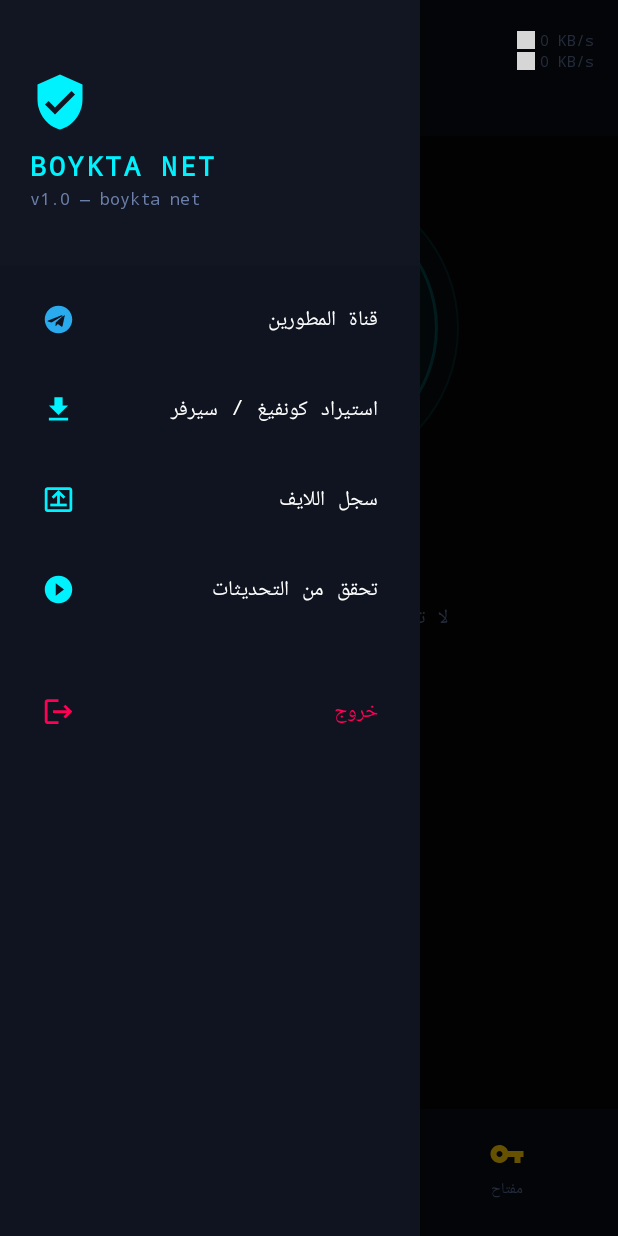
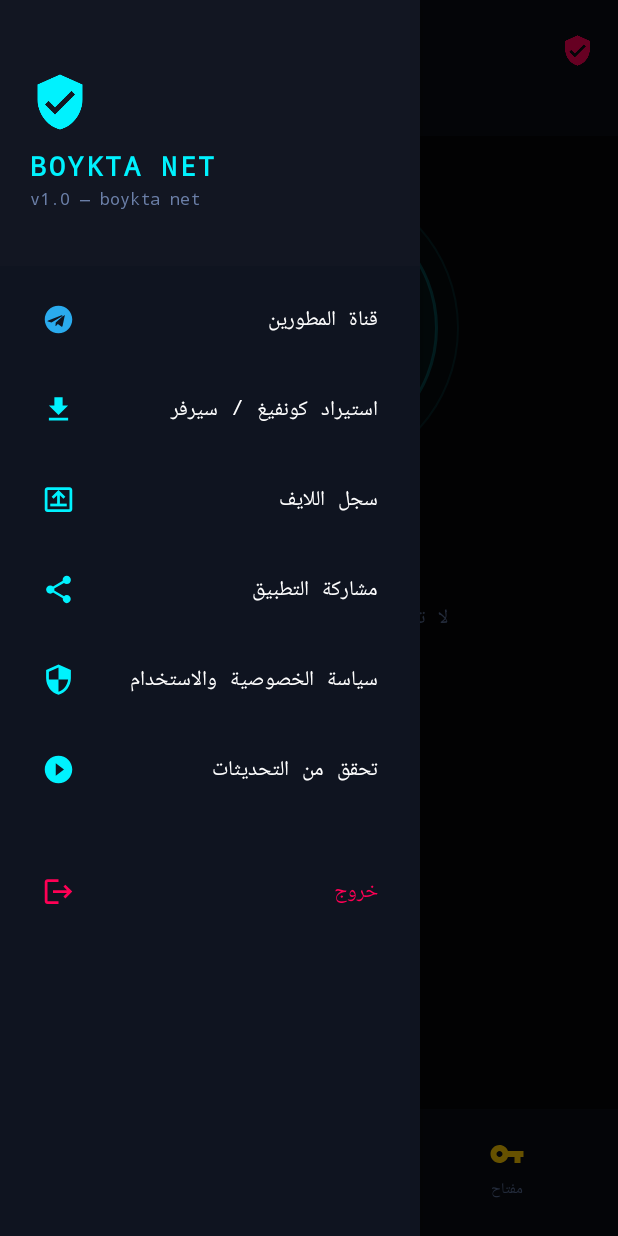
Before and after one commit to timebird2023/boykta-vpn-android, an Android app: the screen it shows after launch (MainActivity), with the side drawer open, on a phone screen of 412 x 824 dp. Run offline under Robolectric (Android 15) with nearby library versions, the phone set to English and light mode, and no system bars; our stand-ins replace Dagger/Hilt's generated code, Room's generated code; network calls fail; 1 statement that could not run was skipped; grey boxes are pictures that could not be loaded.

```diff
--- a/app/src/main/java/com/boykta/vpn/MainActivity.kt
+++ b/app/src/main/java/com/boykta/vpn/MainActivity.kt
@@ -61,8 +61,7 @@ class MainActivity : AppCompatActivity(), BoykVpnService.VpnStateListener {
     // ── Views ──────────────────────────────────────────────────────────────────
     private lateinit var tvStatus: TextView
     private lateinit var dotStatus: View
-    private lateinit var tvUpSpeed: TextView
-    private lateinit var tvDownSpeed: TextView
+    private lateinit var ivStatusShield: ImageView
 
     // Connect button (FrameLayout circle)
     private lateinit var btnConnectMain: View
@@ -92,10 +91,15 @@ class MainActivity : AppCompatActivity(), BoykVpnService.VpnStateListener {
     private lateinit var btnBarLogs: View
     private lateinit var btnBarKey: View
 
+    // Glow rings
+    private lateinit var ringOuter: View
+    private lateinit var ringMid: View
+
     // Log terminal
     private lateinit var cardLogTerminal: View
     private lateinit var rvLogs: RecyclerView
     private lateinit var btnCloseLog: TextView
+    private lateinit var btnClearLogs: View
     private lateinit var logAdapter: LogAdapter
 
     // VPN service binding
@@ -214,8 +218,7 @@ class MainActivity : AppCompatActivity(), BoykVpnService.VpnStateListener {
 
         tvStatus          = findViewById(R.id.tvStatus)
         dotStatus         = findViewById(R.id.dotStatus)
-        tvUpSpeed         = findViewById(R.id.tvUpSpeed)
-        tvDownSpeed       = findViewById(R.id.tvDownSpeed)
+        ivStatusShield    = findViewById(R.id.ivStatusShield)
 
         btnConnectMain    = findViewById(R.id.btnConnectMain)
         ivConnectIcon     = findViewById(R.id.ivConnectIcon)   // ImageView, no emoji
@@ -241,9 +244,13 @@ class MainActivity : AppCompatActivity(), BoykVpnService.VpnStateListener {
         btnBarLogs        = findViewById(R.id.btnBarLogs)
         btnBarKey         = findViewById(R.id.btnBarKey)
 
+        ringOuter         = findViewById(R.id.ringOuter)
+        ringMid           = findViewById(R.id.ringMid)
+
         cardLogTerminal   = findViewById(R.id.cardLogTerminal)
         rvLogs            = findViewById(R.id.rvLogs)
         btnCloseLog       = findViewById(R.id.btnCloseLog)
+        btnClearLogs      = findViewById(R.id.btnClearLogs)
     }
 
     // ── Click listeners ────────────────────────────────────────────────────────
@@ -363,6 +370,30 @@ class MainActivity : AppCompatActivity(), BoykVpnService.VpnStateListener {
         // Close log terminal
         btnCloseLog.setOnClickListener {
             cardLogTerminal.visibility = View.GONE
+        }
+
+        // Clear logs
+        btnClearLogs.setOnClickListener {
+            logAdapter.clearAll()
+            com.boykta.vpn.service.VpnLogManager.clearLogs()
+            rvLogs.scrollToPosition(0)
+        }
+
+        // Share App
+        findViewById<View>(R.id.drawerItemShare).setOnClickListener {
+            drawerLayout.closeDrawer(GravityCompat.START)
+            val intent = Intent(Intent.ACTION_SEND).apply {
+                type = "text/plain"
+                putExtra(Intent.EXTRA_SUBJECT, "Boykta VPN")
+                putExtra(Intent.EXTRA_TEXT, "جرب Boykta VPN — خصوصية حقيقية وسرعة عالية\nhttps://t.me/boykta")
+            }
+            startActivity(Intent.createChooser(intent, "مشاركة التطبيق"))
+        }
+
+        // Privacy Policy
+        findViewById<View>(R.id.drawerItemPrivacy).setOnClickListener {
+            drawerLayout.closeDrawer(GravityCompat.START)
+            PrivacyPolicyDialog().show(supportFragmentManager, "privacy")
         }
     }
 
@@ -724,33 +755,52 @@ class MainActivity : AppCompatActivity(), BoykVpnService.VpnStateListener {
      * @param state  true = connected | false = disconnected | CONNECTING (2) = in-progress
      */
     private fun updateConnectUi(state: Any) {
-        val connected = state == true || state == 1
+        val connected  = state == true || state == 1
         val connecting = state == CONNECTING
 
         when {
             connected -> {
+                // ── CONNECTED: cyan theme ──────────────────────────────────────
                 ivConnectIcon.setImageResource(R.drawable.ic_stop)
                 tvConnectLabel.text = "DISCONNECT"
                 btnConnectMain.background = getDrawable(R.drawable.bg_connect_button_disconnect)
+                tvConnectLabel.setTextColor(0xFF050508.toInt())    // dark text on cyan
                 dotStatus.setBackgroundColor(0xFF00F2FE.toInt())
                 tvStatus.text = "متصل — ${viewModel.selectedServer.value?.name ?: ""}"
                 tvStatus.setTextColor(0xFF00F2FE.toInt())
+                ivStatusShield.setColorFilter(0xFF00F2FE.toInt(),
+                    android.graphics.PorterDuff.Mode.SRC_IN)
+                // Glow rings: cyan halo
+                ringOuter.alpha = 1.0f
+                ringMid.alpha   = 1.0f
             }
             connecting -> {
+                // ── CONNECTING: amber theme ───────────────────────────────────
                 ivConnectIcon.setImageResource(R.drawable.ic_play)
                 tvConnectLabel.text = "CONNECTING"
                 btnConnectMain.background = getDrawable(R.drawable.bg_connect_button)
+                tvConnectLabel.setTextColor(0xFFFFFFFF.toInt())
                 dotStatus.setBackgroundColor(0xFFFFCC00.toInt())
                 tvStatus.text = "جارٍ الاتصال…"
                 tvStatus.setTextColor(0xFFFFCC00.toInt())
+                ivStatusShield.setColorFilter(0xFFFFCC00.toInt(),
+                    android.graphics.PorterDuff.Mode.SRC_IN)
+                ringOuter.alpha = 0.5f
+                ringMid.alpha   = 0.5f
             }
             else -> {
+                // ── DISCONNECTED: red theme ───────────────────────────────────
                 ivConnectIcon.setImageResource(R.drawable.ic_play)
                 tvConnectLabel.text = "CONNECT"
                 btnConnectMain.background = getDrawable(R.drawable.bg_connect_button)
+                tvConnectLabel.setTextColor(0xFFFFFFFF.toInt())
                 dotStatus.setBackgroundColor(0xFFFF0055.toInt())
                 tvStatus.text = "غير متصل"
                 tvStatus.setTextColor(0xFFFF0055.toInt())
+                ivStatusShield.setColorFilter(0xFFFF0055.toInt(),
+                    android.graphics.PorterDuff.Mode.SRC_IN)
+                ringOuter.alpha = 0.35f
+                ringMid.alpha   = 0.35f
             }
         }
     }
--- /dev/null
+++ b/app/src/main/java/com/boykta/vpn/SplashActivity.kt
@@ -0,0 +1,68 @@
+package com.boykta.vpn
+
+import android.content.Intent
+import android.os.Bundle
+import android.view.animation.AlphaAnimation
+import android.view.animation.AnimationSet
+import android.view.animation.ScaleAnimation
+import android.widget.ImageView
+import android.widget.TextView
+import androidx.appcompat.app.AppCompatActivity
+import kotlinx.coroutines.CoroutineScope
+import kotlinx.coroutines.Dispatchers
+import kotlinx.coroutines.delay
+import kotlinx.coroutines.launch
+
+/**
+ * Splash / boot screen.
+ *
+ * Shown for ~2 seconds on first launch. Uses a simple
+ * fade-in + scale animation on the logo and title, then
+ * transitions to MainActivity.
+ *
+ * No business logic here — just branding.
+ */
+class SplashActivity : AppCompatActivity() {
+
+    override fun onCreate(savedInstanceState: Bundle?) {
+        super.onCreate(savedInstanceState)
+        setContentView(R.layout.activity_splash)
+
+        // Animate shield icon
+        val ivLogo  = findViewById<ImageView>(R.id.splashLogo)
+        val tvTitle = findViewById<TextView>(R.id.splashTitle)
+        val tvSub   = findViewById<TextView>(R.id.splashSub)
+
+        val fadeIn = AlphaAnimation(0f, 1f).apply { duration = 800 }
+        val scaleUp = ScaleAnimation(
+            0.6f, 1f, 0.6f, 1f,
+            ScaleAnimation.RELATIVE_TO_SELF, 0.5f,
+            ScaleAnimation.RELATIVE_TO_SELF, 0.5f
+        ).apply { duration = 800 }
+
+        val logoAnim = AnimationSet(true).apply {
+            addAnimation(fadeIn)
+            addAnimation(scaleUp)
+        }
+
+        val textFade = AlphaAnimation(0f, 1f).apply {
+            duration  = 600
+            startOffset = 400
+            fillAfter = true
+        }
+
+        ivLogo.startAnimation(logoAnim)
+        tvTitle.startAnimation(textFade)
+        tvSub.startAnimation(textFade.also {
+            it.startOffset = 600
+        })
+
+        // Navigate to MainActivity after delay
+        CoroutineScope(Dispatchers.Main).launch {
+            delay(2_200)
+            startActivity(Intent(this@SplashActivity, MainActivity::class.java))
+            finish()
+            overridePendingTransition(android.R.anim.fade_in, android.R.anim.fade_out)
+        }
+    }
+}
--- a/app/src/main/java/com/boykta/vpn/service/VpnLogManager.kt
+++ b/app/src/main/java/com/boykta/vpn/service/VpnLogManager.kt
@@ -24,6 +24,7 @@ import java.util.concurrent.atomic.AtomicBoolean
  *   • Rate-limiting: identical [WARN]/[ERR] messages throttled to 1 per 3 seconds
  *   • Reconnect-quiet mode: suppresses SOCKS5 failure spam during auto-reconnect
  *   • Replay buffer: 120 entries for late subscribers (e.g. app relaunch)
+ *   • clearLogs(): wipe the replay buffer and emit a separator
  */
 object VpnLogManager {
 
@@ -33,16 +34,12 @@ object VpnLogManager {
     private val ts get() = SimpleDateFormat("HH:mm:ss", Locale.US).format(Date())
 
     // ── Reconnect-quiet mode ───────────────────────────────────────────────────
-    // When true, SOCKS5-connection-refused/timeout warnings are suppressed.
-    // Set true just before tearing down the tunnel; cleared when new session starts.
     val isReconnecting = AtomicBoolean(false)
 
     // ── Rate-limiting (dedup) ──────────────────────────────────────────────────
-    // Maps a normalized log key → last emit timestamp in ms.
-    // Prevents identical WARN/ERR bursts from flooding the terminal.
     private val throttleMap = ConcurrentHashMap<String, Long>()
-    private const val THROTTLE_MS = 3_000L   // 3 s per unique message
-    private const val THROTTLE_CLEANUP_INTERVAL = 20   // clean map every N emits
+    private const val THROTTLE_MS = 3_000L
+    private const val THROTTLE_CLEANUP_INTERVAL = 20
     private var emitCount = 0
 
     private fun shouldThrottle(key: String): Boolean {
@@ -50,8 +47,6 @@ object VpnLogManager {
         val last = throttleMap[key] ?: 0L
         if (now - last < THROTTLE_MS) return true
         throttleMap[key] = now
-
-        // Periodic cleanup to prevent unbounded map growth
         if (++emitCount % THROTTLE_CLEANUP_INTERVAL == 0) {
             val expired = throttleMap.entries.filter { now - it.value > 30_000L }.map { it.key }
             expired.forEach { throttleMap.remove(it) }
@@ -71,12 +66,8 @@ object VpnLogManager {
     fun sys(msg: String)     = emit("[SYS]  $msg")
 
     fun warn(msg: String) {
-        // Suppress SOCKS5 failure spam during reconnect window
         if (isReconnecting.get() && (msg.contains("SOCKS5") || msg.contains("10808") ||
-                msg.contains("SocketException") || msg.contains("SocketTimeout"))) {
-            return
-        }
-        // Rate-limit: same warning won't appear more than once per THROTTLE_MS
+                msg.contains("SocketException") || msg.contains("SocketTimeout"))) return
         val key = msg.take(80)
         if (shouldThrottle("W:$key")) return
         emit("[WARN] $msg")
@@ -87,4 +78,16 @@ object VpnLogManager {
         if (shouldThrottle("E:$key")) return
         emit("[ERR]  $msg")
     }
+
+    /**
+     * Clear the replay buffer and reset throttle state.
+     * Emits a visual separator so the user sees the wipe in the terminal.
+     */
+    fun clearLogs() {
+        throttleMap.clear()
+        emitCount = 0
+        // Reset the replay cache by resetting the shared flow internals isn't possible,
+        // but we can signal the UI to clear via a special sentinel line.
+        _logs.tryEmit("__CLEAR__")
+    }
 }
--- a/app/src/main/java/com/boykta/vpn/ui/LogAdapter.kt
+++ b/app/src/main/java/com/boykta/vpn/ui/LogAdapter.kt
@@ -18,32 +18,46 @@ import com.boykta.vpn.R
  *   [DEV]  — Steel Blue     #6B9AC4  (device/environment)
  *   [INFO] — White          #CCCCCC  (informational)
  *
- * Keeps at most MAX_LINES entries to avoid unbounded memory growth.
- * UI updates batched: notifyItemInserted only (no full rebinds).
+ * Sentinel: "__CLEAR__" causes the adapter to wipe all lines.
  */
 class LogAdapter : RecyclerView.Adapter<LogAdapter.VH>() {
 
     companion object {
-        private const val MAX_LINES = 250   // cap log lines for smooth 60fps
+        private const val MAX_LINES = 250
 
-        // ARGB colors (fully opaque)
-        private const val COLOR_OK   = 0xFF00F2FE.toInt()   // cyan
-        private const val COLOR_ERR  = 0xFFFF0055.toInt()   // neon red
-        private const val COLOR_WARN = 0xFFFFCC00.toInt()   // amber
-        private const val COLOR_SYS  = 0xFF8888AA.toInt()   // grey-blue
-        private const val COLOR_DEV  = 0xFF6B9AC4.toInt()   // steel-blue
-        private const val COLOR_INFO = 0xFFCCCCCC.toInt()   // white-ish
+        private const val COLOR_OK   = 0xFF00F2FE.toInt()
+        private const val COLOR_ERR  = 0xFFFF0055.toInt()
+        private const val COLOR_WARN = 0xFFFFCC00.toInt()
+        private const val COLOR_SYS  = 0xFF8888AA.toInt()
+        private const val COLOR_DEV  = 0xFF6B9AC4.toInt()
+        private const val COLOR_INFO = 0xFFCCCCCC.toInt()
+        private const val COLOR_SEP  = 0xFF444466.toInt()
+
+        const val CLEAR_SENTINEL = "__CLEAR__"
     }
 
     private val lines = ArrayDeque<String>(MAX_LINES)
 
     fun addLine(line: String) {
+        if (line == CLEAR_SENTINEL) {
+            clearAll()
+            return
+        }
         if (lines.size >= MAX_LINES) {
             lines.removeFirst()
             notifyItemRemoved(0)
         }
         lines.addLast(line)
         notifyItemInserted(lines.size - 1)
+    }
+
+    fun clearAll() {
+        val count = lines.size
+        lines.clear()
+        notifyItemRangeRemoved(0, count)
+        // Insert a visual separator so the user sees the wipe happened
+        lines.addLast("─────── سجل مسح ───────")
+        notifyItemInserted(0)
     }
 
     inner class VH(view: View) : RecyclerView.ViewHolder(view) {
@@ -63,12 +77,13 @@ class LogAdapter : RecyclerView.Adapter<LogAdapter.VH>() {
     }
 
     private fun lineColor(line: String): Int = when {
-        line.contains("[OK]")   -> COLOR_OK
-        line.contains("[ERR]")  -> COLOR_ERR
-        line.contains("[WARN]") -> COLOR_WARN
-        line.contains("[SYS]")  -> COLOR_SYS
-        line.contains("[DEV]")  -> COLOR_DEV
-        else                    -> COLOR_INFO
+        line.contains("[OK]")    -> COLOR_OK
+        line.contains("[ERR]")   -> COLOR_ERR
+        line.contains("[WARN]")  -> COLOR_WARN
+        line.contains("[SYS]")   -> COLOR_SYS
+        line.contains("[DEV]")   -> COLOR_DEV
+        line.startsWith("─────") -> COLOR_SEP
+        else                     -> COLOR_INFO
     }
 
     override fun getItemCount() = lines.size
--- a/app/src/main/res/drawable/bg_connect_button_disconnect.xml
+++ b/app/src/main/res/drawable/bg_connect_button_disconnect.xml
@@ -1,7 +1,9 @@
 <?xml version="1.0" encoding="utf-8"?>
-<!-- DISCONNECT state — same neon red/magenta (active/connected) -->
+<!-- Connected state button — CYAN neon fill so the user can clearly see the difference -->
 <shape xmlns:android="http://schemas.android.com/apk/res/android"
     android:shape="oval">
-    <solid android:color="#FF0055" />
-    <stroke android:width="3dp" android:color="#FF005588" />
+    <solid android:color="#00C8E0" />
+    <stroke
+        android:width="2dp"
+        android:color="#00F2FE" />
 </shape>
--- a/app/src/main/res/drawable/ic_launcher_background.xml
+++ b/app/src/main/res/drawable/ic_launcher_background.xml
@@ -1,5 +1,5 @@
 <?xml version="1.0" encoding="utf-8"?>
 <shape xmlns:android="http://schemas.android.com/apk/res/android"
     android:shape="rectangle">
-    <solid android:color="#0B0E14" />
+    <solid android:color="#050508" />
 </shape>
--- /dev/null
+++ b/app/src/main/res/drawable/ic_privacy.xml
@@ -0,0 +1,10 @@
+<?xml version="1.0" encoding="utf-8"?>
+<vector xmlns:android="http://schemas.android.com/apk/res/android"
+    android:width="24dp"
+    android:height="24dp"
+    android:viewportWidth="24"
+    android:viewportHeight="24">
+    <path
+        android:fillColor="@android:color/white"
+        android:pathData="M12,1L3,5v6c0,5.55 3.84,10.74 9,12c5.16,-1.26 9,-6.45 9,-12V5L12,1zM12,11.99h7c-0.53,4.12 -3.28,7.79 -7,8.94V12H5V6.3l7,-3.11v8.8z" />
+</vector>
--- /dev/null
+++ b/app/src/main/res/drawable/ic_share.xml
@@ -0,0 +1,10 @@
+<?xml version="1.0" encoding="utf-8"?>
+<vector xmlns:android="http://schemas.android.com/apk/res/android"
+    android:width="24dp"
+    android:height="24dp"
+    android:viewportWidth="24"
+    android:viewportHeight="24">
+    <path
+        android:fillColor="@android:color/white"
+        android:pathData="M18,16.08c-0.76,0 -1.44,0.3 -1.96,0.77L8.91,12.7c0.05,-0.23 0.09,-0.46 0.09,-0.7s-0.04,-0.47 -0.09,-0.7l7.05,-4.11c0.54,0.5 1.25,0.81 2.04,0.81c1.66,0 3,-1.34 3,-3s-1.34,-3 -3,-3s-3,1.34 -3,3c0,0.24 0.04,0.47 0.09,0.7L8.04,9.81C7.5,9.31 6.79,9 6,9c-1.66,0 -3,1.34 -3,3s1.34,3 3,3c0.79,0 1.5,-0.31 2.04,-0.81l7.12,4.16c-0.05,0.21 -0.08,0.43 -0.08,0.65c0,1.61 1.31,2.92 2.92,2.92s2.92,-1.31 2.92,-2.92s-1.31,-2.92 -2.92,-2.92z" />
+</vector>
--- /dev/null
+++ b/app/src/main/res/drawable/ic_trash.xml
@@ -0,0 +1,10 @@
+<?xml version="1.0" encoding="utf-8"?>
+<vector xmlns:android="http://schemas.android.com/apk/res/android"
+    android:width="24dp"
+    android:height="24dp"
+    android:viewportWidth="24"
+    android:viewportHeight="24">
+    <path
+        android:fillColor="@android:color/white"
+        android:pathData="M16,9v10H8V9h8m-1.5,-6h-5l-1,1H5v2h14V4h-3.5l-1,-1zM18,7H6v12c0,1.1 0.9,2 2,2h8c1.1,0 2,-0.9 2,-2V7z" />
+</vector>
--- a/app/src/main/res/layout/activity_main.xml
+++ b/app/src/main/res/layout/activity_main.xml
@@ -70,60 +70,14 @@
                     android:fontFamily="monospace"
                     android:layout_marginStart="8dp" />
 
-                <!-- Speed counters -->
-                <LinearLayout
-                    android:layout_width="wrap_content"
-                    android:layout_height="wrap_content"
-                    android:orientation="vertical"
-                    android:gravity="end">
-
-                    <LinearLayout
-                        android:layout_width="wrap_content"
-                        android:layout_height="wrap_content"
-                        android:orientation="horizontal"
-                        android:gravity="center_vertical">
-                        <ImageView
-                            android:layout_width="12dp"
-                            android:layout_height="12dp"
-                            android:src="@drawable/ic_refresh"
-                            app:tint="#00F2FE"
-                            android:rotation="180"
-                            android:contentDescription="upload" />
-                        <TextView
-                            android:id="@+id/tvUpSpeed"
-                            android:layout_width="wrap_content"
-                            android:layout_height="wrap_content"
-                            android:text="0 KB/s"
-                            android:textColor="@color/text_secondary"
-                            android:textSize="10sp"
-                            android:fontFamily="monospace"
-                            android:layout_marginStart="3dp"
-                            tools:text="1.2 MB/s" />
-                    </LinearLayout>
-
-                    <LinearLayout
-                        android:layout_width="wrap_content"
-                        android:layout_height="wrap_content"
-                        android:orientation="horizontal"
-                        android:gravity="center_vertical">
-                        <ImageView
-                            android:layout_width="12dp"
-                            android:layout_height="12dp"
-                            android:src="@drawable/ic_refresh"
-                            app:tint="#FF0055"
-                            android:contentDescription="download" />
-                        <TextView
-                            android:id="@+id/tvDownSpeed"
-                            android:layout_width="wrap_content"
-                            android:layout_height="wrap_content"
-                            android:text="0 KB/s"
-                            android:textColor="@color/text_secondary"
-                            android:textSize="10sp"
-                            android:fontFamily="monospace"
-                            android:layout_marginStart="3dp"
-                            tools:text="5.4 MB/s" />
-                    </LinearLayout>
-                </LinearLayout>
+                <!-- Shield tint indicator (green when connected) -->
+                <ImageView
+                    android:id="@+id/ivStatusShield"
+                    android:layout_width="22dp"
+                    android:layout_height="22dp"
+                    android:src="@drawable/ic_shield"
+                    app:tint="#FF0055"
+                    android:contentDescription="connection status" />
 
             </LinearLayout>
 
@@ -167,6 +121,7 @@
 
             <!-- Outer glow ring 1 -->
             <View
+                android:id="@+id/ringOuter"
                 android:layout_width="200dp"
                 android:layout_height="200dp"
                 android:background="@drawable/bg_ring_outer"
@@ -174,6 +129,7 @@
 
             <!-- Outer glow ring 2 -->
             <View
+                android:id="@+id/ringMid"
                 android:layout_width="172dp"
                 android:layout_height="172dp"
                 android:background="@drawable/bg_ring_mid"
@@ -703,17 +659,32 @@
                         android:letterSpacing="0.08"
                         android:layout_marginStart="6dp" />
 
+                    <!-- Clear logs -->
+                    <ImageView
+                        android:id="@+id/btnClearLogs"
+                        android:layout_width="28dp"
+                        android:layout_height="28dp"
+                        android:src="@drawable/ic_trash"
+                        app:tint="@color/text_secondary"
+                        android:padding="4dp"
+                        android:clickable="true"
+                        android:focusable="true"
+                        android:background="?attr/selectableItemBackgroundBorderless"
+                        android:contentDescription="مسح السجل"
+                        android:layout_marginEnd="4dp" />
+
                     <TextView
                         android:id="@+id/btnCloseLog"
                         android:layout_width="wrap_content"
                         android:layout_height="wrap_content"
-                        android:text="X"
+                        android:text="✕"
                         android:textColor="@color/text_secondary"
-                        android:textSize="13sp"
+                        android:textSize="14sp"
                         android:textStyle="bold"
                         android:padding="4dp"
                         android:clickable="true"
-                        android:focusable="true" />
+                        android:focusable="true"
+                        android:background="?attr/selectableItemBackgroundBorderless" />
                 </LinearLayout>
 
                 <View
@@ -895,6 +866,74 @@
                 android:layout_marginStart="14dp" />
         </LinearLayout>
 
+        <!-- Share App -->
+        <LinearLayout
+            android:id="@+id/drawerItemShare"
+            android:layout_width="match_parent"
+            android:layout_height="56dp"
+            android:orientation="horizontal"
+            android:gravity="center_vertical"
+            android:paddingStart="20dp"
+            android:paddingEnd="20dp"
+            android:clickable="true"
+            android:focusable="true"
+            android:background="@drawable/bg_drawer_item"
+            android:layout_marginStart="8dp"
+            android:layout_marginEnd="8dp"
+            android:layout_marginTop="4dp">
+
+            <ImageView
+                android:layout_width="22dp"
+                android:layout_height="22dp"
+                android:src="@drawable/ic_share"
+                app:tint="#00F2FE"
+                android:contentDescription="share" />
+
+            <TextView
+                android:layout_width="0dp"
+                android:layout_weight="1"
+                android:layout_height="wrap_content"
+                android:text="مشاركة التطبيق"
+                android:textColor="#FFFFFF"
+                android:textSize="14sp"
+                android:fontFamily="monospace"
+                android:layout_marginStart="14dp" />
+        </LinearLayout>
+
+        <!-- Privacy Policy -->
+        <LinearLayout
+            android:id="@+id/drawerItemPrivacy"
+            android:layout_width="match_parent"
+            android:layout_height="56dp"
+            android:orientation="horizontal"
+            android:gravity="center_vertical"
+            android:paddingStart="20dp"
+            android:paddingEnd="20dp"
+            android:clickable="true"
+            android:focusable="true"
+            android:background="@drawable/bg_drawer_item"
+            android:layout_marginStart="8dp"
+            android:layout_marginEnd="8dp"
+            android:layout_marginTop="4dp">
+
+            <ImageView
+                android:layout_width="22dp"
+                android:layout_height="22dp"
+                android:src="@drawable/ic_privacy"
+                app:tint="#00F2FE"
+                android:contentDescription="privacy policy" />
+
+            <TextView
+                android:layout_width="0dp"
+                android:layout_weight="1"
+                android:layout_height="wrap_content"
+                android:text="سياسة الخصوصية والاستخدام"
+                android:textColor="#FFFFFF"
+                android:textSize="14sp"
+                android:fontFamily="monospace"
+                android:layout_marginStart="14dp" />
+        </LinearLayout>
+
         <!-- Check Updates -->
         <LinearLayout
             android:id="@+id/drawerItemUpdate"
```
Also changed, not shown: app/src/main/AndroidManifest.xml (+15 -3 lines), app/src/main/java/com/boykta/vpn/service/BoykVpnService.kt (+13 -4 lines), app/src/main/java/com/boykta/vpn/service/NetworkMonitor.kt (+19 -12 lines), app/src/main/res/drawable/ic_launcher_foreground.xml (+12 -34 lines), app/src/main/res/layout/activity_splash.xml (added, +42 -0 lines), 5 other files.
